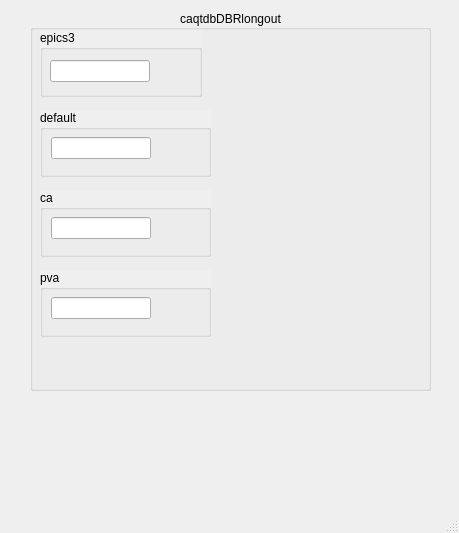
First picture: the form in caqtdm/caqtdmDBRlongout.ui, repository mrkraimer/caqtdmtest, before the edit.
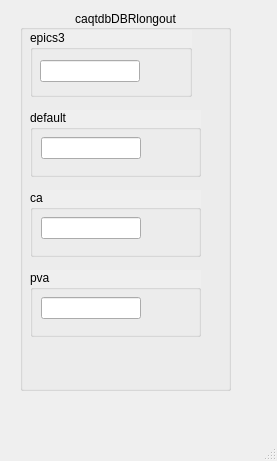
Second picture: the form after the edit. Custom widgets are drawn as their Qt base class.

```diff
--- a/caqtdm/caqtdmDBRlongout.ui
+++ b/caqtdm/caqtdmDBRlongout.ui
@@ -6,8 +6,8 @@
    <rect>
     <x>0</x>
     <y>0</y>
-    <width>459</width>
-    <height>533</height>
+    <width>277</width>
+    <height>461</height>
    </rect>
   </property>
   <property name="windowTitle">
@@ -17,9 +17,9 @@
    <widget class="QGroupBox" name="groupBox_8">
     <property name="geometry">
      <rect>
-      <x>30</x>
+      <x>20</x>
       <y>10</y>
-      <width>401</width>
+      <width>211</width>
       <height>381</height>
      </rect>
     </property>
```
Left out of the diff: 11 changed lines with no effect on the pictures.
